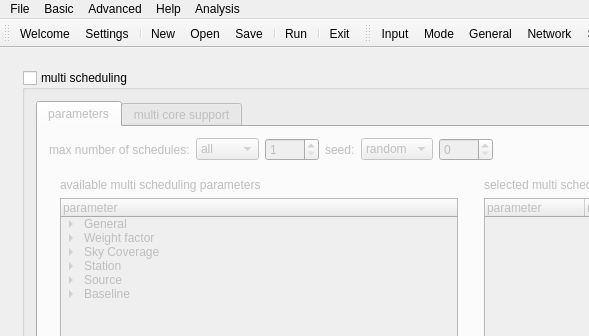
Before: the Qt Designer form mainwindow.ui in TUW-VieVS/VieSchedpp, drawn with Qt 5; both pictures show x 0 to 589 and y 0 to 336 of the 1021 by 818 pixel window.
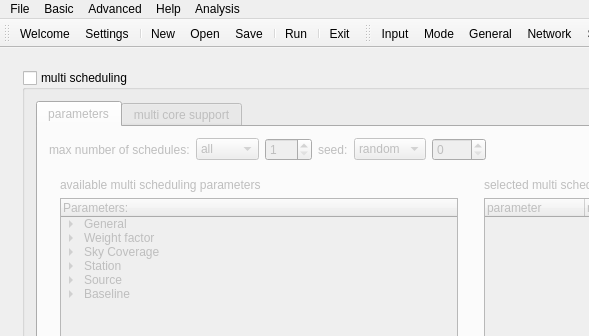
After: the same form once the commit is applied. Icons and pictures are not drawn.

```diff
--- a/mainwindow.ui
+++ b/mainwindow.ui
@@ -5894,7 +5894,7 @@
                     <number>1</number>
                    </property>
                    <property name="maximum">
-                    <number>9999</number>
+                    <number>999</number>
                    </property>
                   </widget>
                  </item>
@@ -5991,7 +5991,7 @@
                      </attribute>
                      <column>
                       <property name="text">
-                       <string>parameter</string>
+                       <string>Parameters:</string>
                       </property>
                      </column>
                      <item>
```
Left out of the diff: 34 changed lines with no effect on the pictures.
